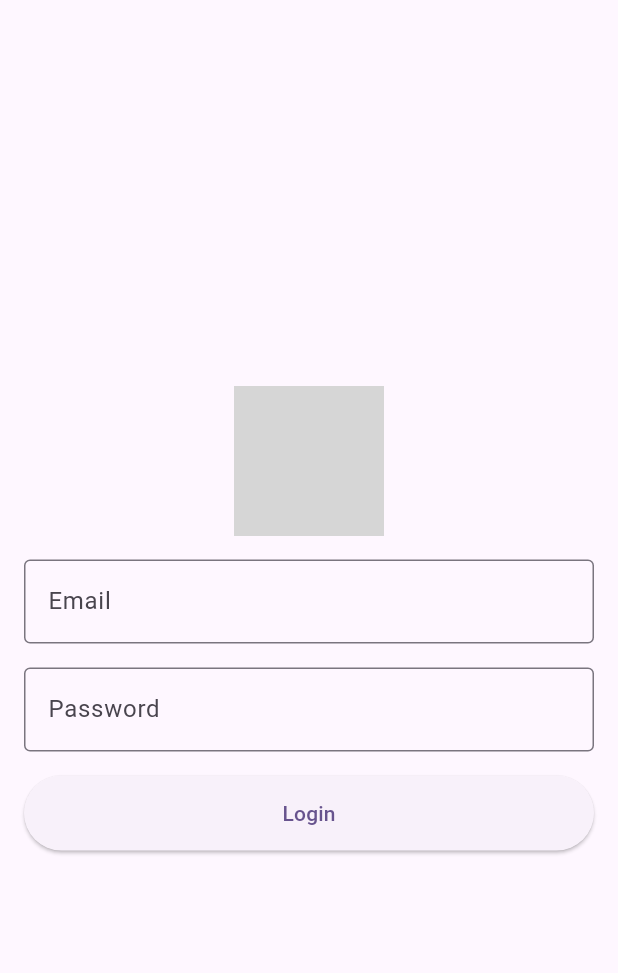
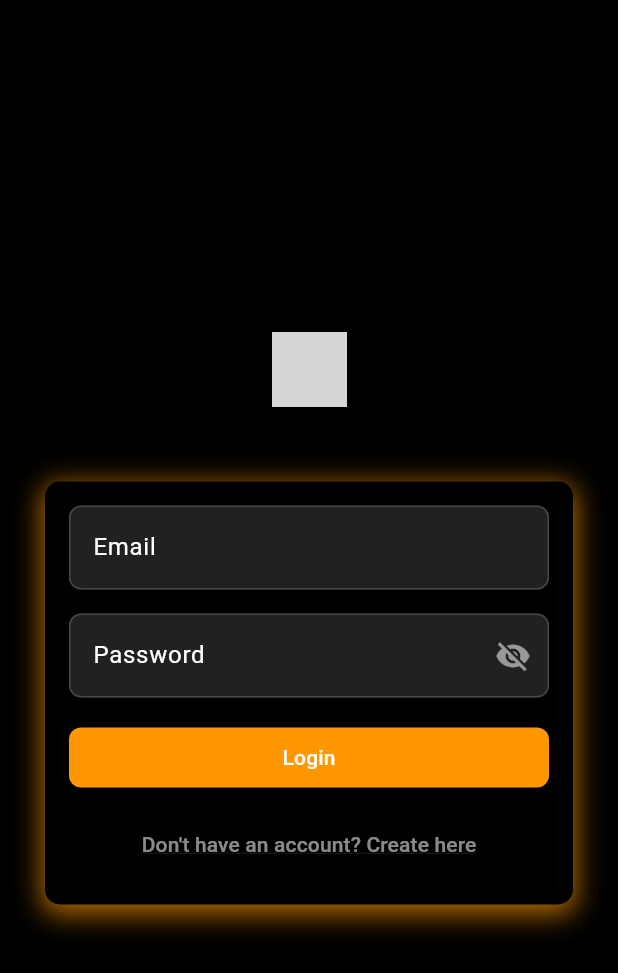
Before and after one commit to Resky89/authhub-flutter, a Flutter app: the LoginPage screen opened directly, on a phone screen of 412 x 824 dp. Shown: the top 973 px of the screen. Run offline on Flutter 3.47's test engine with Material 3 defaults, Android fonts, the phone set to English and light mode, and no system bars; grey boxes are pictures that could not be loaded.

Commit message:
SCRUM-3 Update login.dart

```diff
--- a/lib/views/auth/login.dart
+++ b/lib/views/auth/login.dart
@@ -1,20 +1,4 @@
 import 'package:flutter/material.dart';
-import 'dart:convert';
-import 'package:http/http.dart' as http;
-
-void main() {
-  runApp(MyApp());
-}
-
-class MyApp extends StatelessWidget {
-  @override
-  Widget build(BuildContext context) {
-    return MaterialApp(
-      title: 'Auth Hub',
-      home: LoginPage(),
-    );
-  }
-}
 
 class LoginPage extends StatefulWidget {
   @override
@@ -22,83 +6,122 @@ class LoginPage extends StatefulWidget {
 }
 
 class _LoginPageState extends State<LoginPage> {
-  final _emailController = TextEditingController();
-  final _passwordController = TextEditingController();
-  bool _isLoading = false;
-
-  Future<void> _login() async {
-    setState(() {
-      _isLoading = true;
-    });
-
-    final url = Uri.parse('http://localhost:3000/api/auth');
-    final response = await http.post(
-      url,
-      body: jsonEncode({
-        'email': _emailController.text,
-        'password': _passwordController.text,
-      }),
-      headers: {'Content-Type': 'application/json'},
-    );
-
-    if (response.statusCode == 200) {
-      final data = jsonDecode(response.body);
-      // Handle the successful login response
-      print('Login successful: ${data['message']}');
-      print('Access token: ${data['data']['accessToken']}');
-      print('Refresh token: ${data['data']['refreshToken']}');
-      print('User details: ${data['data']['user']}');
-    } else {
-      // Handle the login error
-      print('Login failed: ${response.statusCode} - ${response.body}');
-    }
-
-    setState(() {
-      _isLoading = false;
-    });
-  }
-
   @override
   Widget build(BuildContext context) {
     return Scaffold(
+      backgroundColor: Colors.black,
       body: Center(
+        child: SingleChildScrollView(
           child: Padding(
-          padding: EdgeInsets.all(16.0),
+            padding: const EdgeInsets.symmetric(horizontal: 30.0),
             child: Column(
               mainAxisAlignment: MainAxisAlignment.center,
               children: [
-              Image.asset('assets/logo.png', width: 100, height: 100),
-              SizedBox(height: 16.0),
+                // Menambahkan gambar di bagian atas
+                Image.asset(
+                  'lib/assets/logo.png', // Pastikan gambar ada di folder assets
+                  height: 50,
+                ),
+                SizedBox(height: 50),
+                Container(
+                  decoration: BoxDecoration(
+                    color: Colors.black,
+                    borderRadius: BorderRadius.circular(10),
+                    boxShadow: [
+                      BoxShadow(
+                        color: Colors.orange.withOpacity(0.7),
+                        spreadRadius: 2,
+                        blurRadius: 15,
+                        offset: Offset(0, 4),
+                      ),
+                    ],
+                  ),
+                  child: Padding(
+                    padding: const EdgeInsets.all(16.0),
+                    child: Column(
+                      children: [
                         TextField(
-                controller: _emailController,
                           decoration: InputDecoration(
-                  hintText: 'Email',
-                  border: OutlineInputBorder(),
+                            labelText: 'Email',
+                            labelStyle: TextStyle(color: Colors.white),
+                            filled: true,
+                            fillColor: Colors.grey[900],
+                            border: OutlineInputBorder(
+                              borderRadius: BorderRadius.circular(8),
+                              borderSide: BorderSide(
+                                color: Colors.orangeAccent,
+                                width: 1.5,
                               ),
                             ),
-              SizedBox(height: 16.0),
+                          ),
+                          style: TextStyle(color: Colors.white),
+                        ),
+                        SizedBox(height: 16),
                         TextField(
-                controller: _passwordController,
                           obscureText: true,
                           decoration: InputDecoration(
-                  hintText: 'Password',
-                  border: OutlineInputBorder(),
+                            labelText: 'Password',
+                            labelStyle: TextStyle(color: Colors.white),
+                            filled: true,
+                            fillColor: Colors.grey[900],
+                            suffixIcon: Icon(
+                              Icons.visibility_off,
+                              color: Colors.white54,
+                            ),
+                            border: OutlineInputBorder(
+                              borderRadius: BorderRadius.circular(8),
+                              borderSide: BorderSide(
+                                color: Colors.orangeAccent,
+                                width: 1.5,
                               ),
                             ),
-              SizedBox(height: 16.0),
-              ElevatedButton(
-                onPressed: _isLoading ? null : _login,
+                          ),
+                          style: TextStyle(color: Colors.white),
+                        ),
+                        SizedBox(height: 16),
+                        SizedBox(
+                          width: double.infinity,
+                          child: ElevatedButton(
+                            onPressed: () {},
                             style: ElevatedButton.styleFrom(
-                  minimumSize: Size.fromHeight(50),
+                              backgroundColor: Colors.orange,
+                              shape: RoundedRectangleBorder(
+                                borderRadius: BorderRadius.circular(8),
                               ),
-                child: _isLoading
-                    ? CircularProgressIndicator()
-                    : Text('Login'),
+                            ),
+                            child: Text(
+                              'Login',
+                              style: TextStyle(color: Colors.white),
+                            ),
+                          ),
+                        ),
+                        SizedBox(height: 10),
+                        TextButton(
+                          onPressed: () {},
+                          child: Text(
+                            "Don't have an account? Create here",
+                            style: TextStyle(
+                              color: Colors.white54,
+                              decoration: TextDecoration.underline,
+                            ),
+                          ),
                         ),
                       ],
+                    ),
+                  ),
+                ),
+              ],
+            ),
           ),
         ),
       ),
     );
   }
 }
+
+void main() {
+  runApp(MaterialApp(
+    debugShowCheckedModeBanner: false,
+    home: LoginPage(),
+  ));
+}
```
Lines whose indentation alone changed are shown as unchanged.
